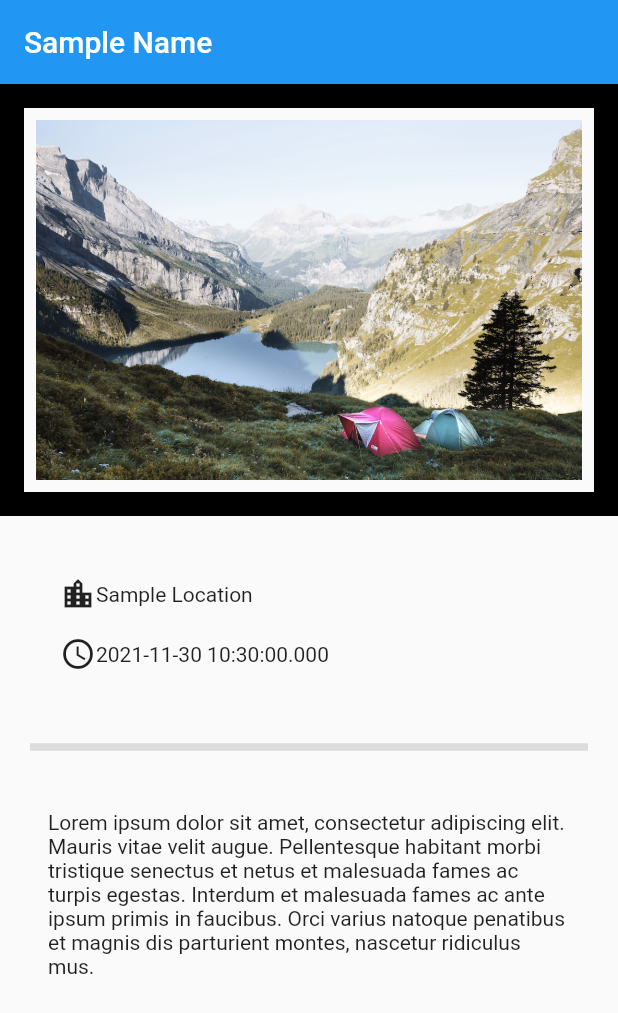
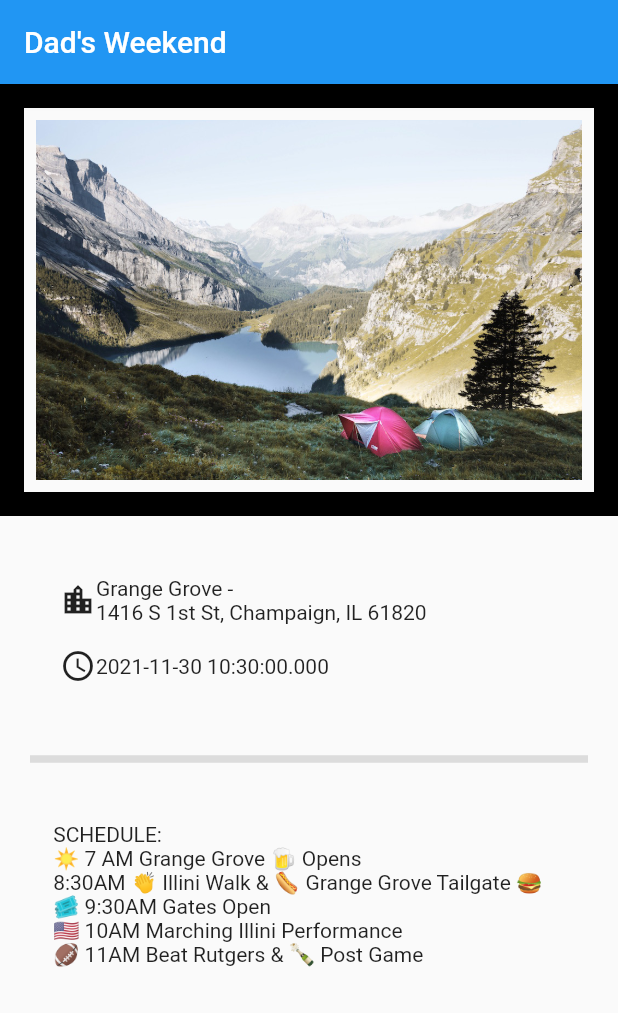
Before and after one commit to CS196Illinois/Group29-FA21, a Flutter app: the screen it shows after launch, on a phone screen of 412 x 824 dp. Shown: the top 1013 px of the screen. Run offline on Flutter 3.47's test engine with Material 2 defaults, Android fonts, the phone set to English and light mode, and no system bars.

Commit message:
Added Event To The Detail View

```diff
--- a/Research/jshal3/detail_view_draft/lib/detail_view.dart
+++ b/Research/jshal3/detail_view_draft/lib/detail_view.dart
@@ -10,11 +10,11 @@ Image img = Image.asset(
 
 final Event sampleEvent = Event(
   image: img,
-  name: "Sample Name",
-  location: "Sample Location",
+  name: "Dad's Weekend",
+  location: "Grange Grove - \n1416 S 1st St, Champaign, IL 61820",
   date: DateTime.now().add(const Duration(days: 30)),
   description:
-      "Lorem ipsum dolor sit amet, consectetur adipiscing elit. Mauris vitae velit augue. Pellentesque habitant morbi tristique senectus et netus et malesuada fames ac turpis egestas. Interdum et malesuada fames ac ante ipsum primis in faucibus. Orci varius natoque penatibus et magnis dis parturient montes, nascetur ridiculus mus.",
+      " SCHEDULE: \n ☀️ 7 AM Grange Grove 🍺 Opens \n 8:30AM 👏 Illini Walk & 🌭 Grange Grove Tailgate 🍔 \n 🎟 9:30AM Gates Open \n 🇺🇸 10AM Marching Illini Performance \n 🏈 11AM Beat Rutgers & 🍾 Post Game",
 );
 
 class DetailView extends StatelessWidget {
```
